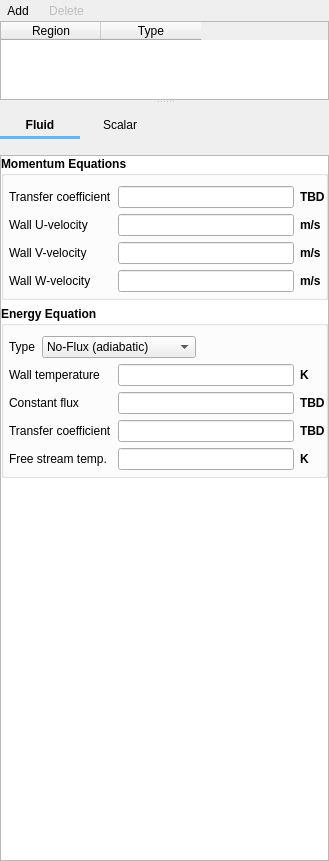
The window that gui/uifiles/boundary_conditions.ui (truongd8593/mfix) describes before a commit, drawn with Qt 5.
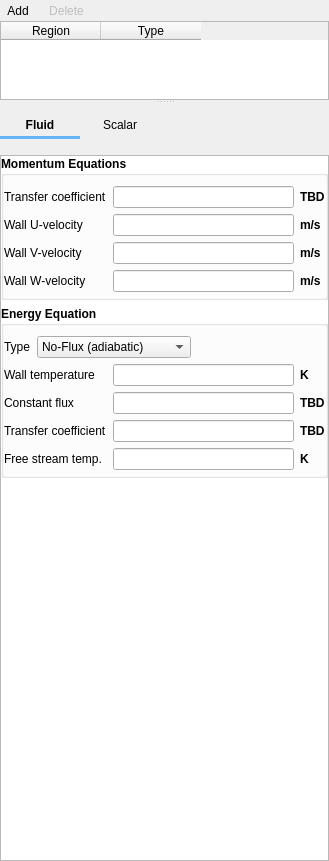
The same window after the commit. Custom widgets are drawn as their Qt base class.

Diff of the .ui file:
```diff
--- a/gui/uifiles/boundary_conditions.ui
+++ b/gui/uifiles/boundary_conditions.ui
@@ -407,7 +407,7 @@
                   </property>
                   <layout class="QGridLayout" name="gridLayout_4">
                    <property name="leftMargin">
-                    <number>5</number>
+                    <number>0</number>
                    </property>
                    <property name="topMargin">
                     <number>10</number>
@@ -529,7 +529,7 @@
                   </property>
                   <layout class="QGridLayout" name="gridLayout_5">
                    <property name="leftMargin">
-                    <number>5</number>
+                    <number>0</number>
                    </property>
                    <property name="topMargin">
                     <number>10</number>
```
